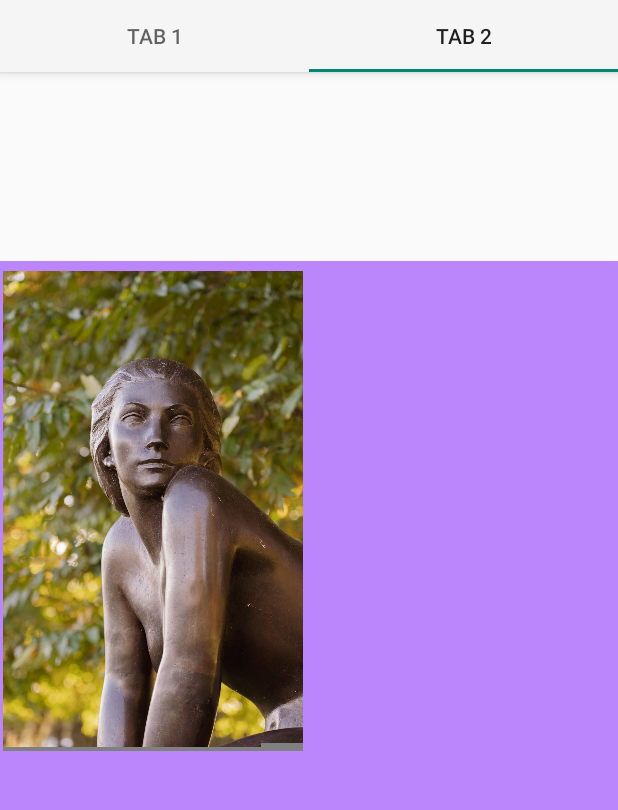
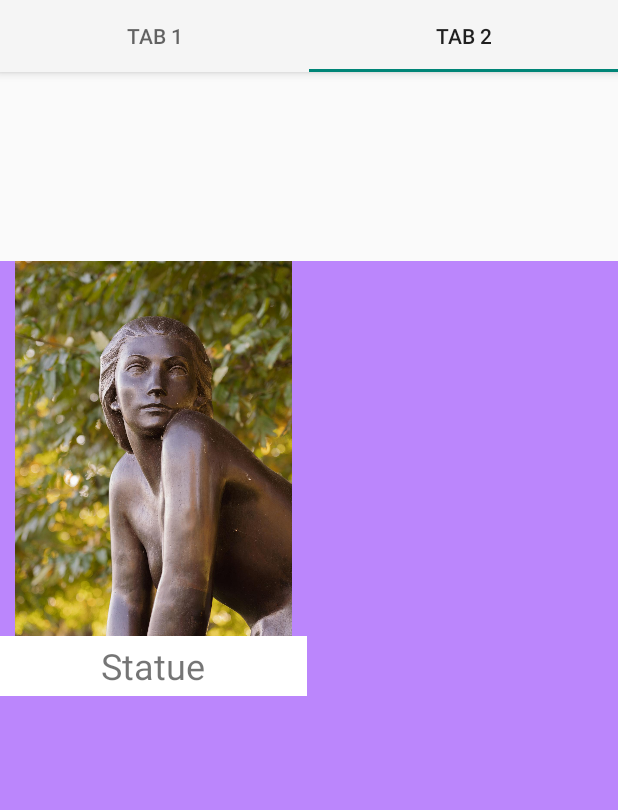
Before and after one commit to 4pfc09/DemoApp, an Android app: the BuiltInTabbedActivity screen opened directly, with no data from a screen before it, tab 2 chosen, on a phone screen of 412 x 824 dp, the part 89-899 px from its top. Run offline under Robolectric (Android 15) with nearby library versions, the light colour scheme and no system bars; 1 statement that could not run was skipped.

Commit message:
++Login no es consistente con Firebase y no se consigue a la primera: Mensaje "I/BiChannelGoogleApi: [FirebaseAuth: ] getGoogleApiForMethod() returned Gms: com.google .firebase.auth.api.internal.zzaq@2c2b997"
++Uso de fragment_id_grid.xml con LayoutInflater a través de ContentAdapter

```diff
--- a/app/src/main/java/com/example/demoapp/BuiltInTabbedActivity.java
+++ b/app/src/main/java/com/example/demoapp/BuiltInTabbedActivity.java
@@ -1,20 +1,17 @@
 package com.example.demoapp;
 
 import android.os.Bundle;
+import android.util.Log;
 
-import com.google.android.material.floatingactionbutton.FloatingActionButton;
-import com.google.android.material.snackbar.Snackbar;
+
+import androidx.annotation.NonNull;
+import androidx.appcompat.app.AppCompatActivity;
+import androidx.viewpager.widget.ViewPager;
+
+import com.example.demoapp.databinding.ActivityBuiltInTabbedBinding;
+import com.example.demoapp.ui.main.SectionsPagerAdapter;
+
 import com.google.android.material.tabs.TabLayout;
-
-import androidx.viewpager.widget.ViewPager;
-import androidx.appcompat.app.AppCompatActivity;
-
-import android.view.Menu;
-import android.view.MenuItem;
-import android.view.View;
-
-import com.example.demoapp.ui.main.SectionsPagerAdapter;
-import com.example.demoapp.databinding.ActivityBuiltInTabbedBinding;
 
 public class BuiltInTabbedActivity extends AppCompatActivity {
 
@@ -32,13 +29,17 @@ public class BuiltInTabbedActivity extends AppCompatActivity {
         viewPager.setAdapter(sectionsPagerAdapter);
         TabLayout tabs = binding.tabs;
         tabs.setupWithViewPager(viewPager);
-        FloatingActionButton fab = binding.fab;
 
-        fab.setOnClickListener(new View.OnClickListener() {
+        //++
+
+        tabs.addOnTabSelectedListener(new TabLayout.ViewPagerOnTabSelectedListener(viewPager) {
             @Override
-            public void onClick(View view) {
-                Snackbar.make(view, "Replace with your own action", Snackbar.LENGTH_LONG)
-                        .setAction("Action", null).show();
+            public void onTabSelected(@NonNull TabLayout.Tab tab) {
+                super.onTabSelected(tab);
+                Log.println(Log.DEBUG, "tabSelected", "El index es: " + tab.getId() + " " + tab.getText());
+                //tab.tetText() resulta en el texto establecido en resources strings
+
+
             }
         });
     }
--- a/app/src/main/java/com/example/demoapp/adapters/ContentAdapter.java
+++ b/app/src/main/java/com/example/demoapp/adapters/ContentAdapter.java
@@ -1,13 +1,13 @@
 package com.example.demoapp.adapters;
 
 import android.content.Context;
+import android.view.LayoutInflater;
 import android.view.View;
 import android.view.ViewGroup;
 import android.widget.BaseAdapter;
-import android.widget.GridLayout;
-import android.widget.GridView;
 import android.widget.ImageView;
-
+import android.widget.LinearLayout;
+import android.widget.TextView;
 import com.example.demoapp.R;
 import com.example.demoapp.model.Content;
 import com.example.demoapp.services.ContentsService;
@@ -20,6 +20,8 @@ public class ContentAdapter extends BaseAdapter {
     List<Content> contentList;
     private Context context;
     private int cabinaId;
+    //++
+    private LayoutInflater layoutInflater;
 
 
     public ContentAdapter(){
@@ -29,8 +31,9 @@ public class ContentAdapter extends BaseAdapter {
         contentsService = new ContentsService();
         this.context = context;
         this.cabinaId= cabinaId;
+        this.layoutInflater = LayoutInflater.from(context);
 
-        contentList = contentsService.getContentsById(cabinaId);
+        contentList = contentsService.getContentsById(this.cabinaId);
     }
 
     @Override
@@ -50,12 +53,16 @@ public class ContentAdapter extends BaseAdapter {
 
     @Override
     public View getView(int position, View view, ViewGroup viewGroup) {
-        ImageView imgview = new ImageView(this.context);
-        imgview.setLayoutParams(new GridView.LayoutParams(300, 500));
-        imgview.setScaleType(ImageView.ScaleType.CENTER_CROP);
-        imgview.setPadding(10,10,10, 10);
-        imgview.setImageResource(
+
+        view = layoutInflater.inflate(R.layout.fragment_item_grid, null);
+       LinearLayout itemGridHolderLayout = view.findViewById(R.id.itemGridHolderLayout);
+       ImageView imgview = view.findViewById(R.id.imgViewItemGrid);
+             imgview.setImageResource(
                 contentList.get(position).getResourceInt());
-        return imgview;
+        TextView textViewCaption = view.findViewById(R.id.textViewCaption);
+        textViewCaption.setText(contentList.get(position).getCaption());
+        return itemGridHolderLayout;
     }
+
+
 }
--- a/app/src/main/java/com/example/demoapp/services/ContentsService.java
+++ b/app/src/main/java/com/example/demoapp/services/ContentsService.java
@@ -24,7 +24,7 @@ public class ContentsService implements IContentsService {
 
         switch (cabinaId) {
             case 1:
-                this.contents.add(new Content(1L, "China", R.drawable.china));
+                this.contents.add(new Content(1L, "China long message caption", R.drawable.china));
                 this.contents.add(new Content(2L, "Dog", R.drawable.dog));
                 this.contents.add(new Content(3L, "MonaLisa", R.drawable.monalisa));
                 this.contents.add(new Content(4L, "The Thinker", R.drawable.the_thinker));
--- a/app/src/main/res/layout/activity_login.xml
+++ b/app/src/main/res/layout/activity_login.xml
@@ -38,6 +38,7 @@ tools:context=".LoginActivity">
 
     <EditText
         android:id="@+id/password"
+
         android:layout_width="0dp"
         android:layout_height="wrap_content"
         android:layout_marginTop="12dp"
--- /dev/null
+++ b/app/src/main/res/layout/fragment_item_grid.xml
@@ -0,0 +1,40 @@
+<?xml version="1.0" encoding="utf-8"?>
+<LinearLayout xmlns:android="http://schemas.android.com/apk/res/android"
+    xmlns:app="http://schemas.android.com/apk/res-auto"
+    android:layout_width="match_parent"
+    android:layout_height="match_parent"
+    android:id="@+id/itemGridHolderLayout"
+    android:orientation="vertical">
+
+<!--    tools:context=".ui.main.ItemGridFragment-->
+
+        <ImageView
+            android:id="@+id/imgViewItemGrid"
+            android:layout_width="match_parent"
+            android:layout_height="250dp"
+            android:padding="10dp"
+            android:scaleType="centerCrop"
+           android:layout_weight="9"
+
+
+
+
+            app:srcCompat="@drawable/china"/>
+
+    <TextView
+        android:id="@+id/textViewCaption"
+        android:layout_width="match_parent"
+        android:layout_height="40dp"
+        android:layout_marginBottom="24dp"
+        android:layout_weight="1"
+        android:background="@color/white"
+        android:maxLines="1"
+
+
+        android:ellipsize="end"
+        android:gravity="center_horizontal|center_vertical"
+        android:text="@string/hello_blank_fragment"
+        android:textSize="24sp" />
+
+
+</LinearLayout>
--- a/app/src/main/res/values/strings.xml
+++ b/app/src/main/res/values/strings.xml
@@ -22,7 +22,7 @@
     <string name="action_sign_in_short">Sign in</string>
     <string name="welcome">"Welcome !"</string>
     <string name="invalid_username">Not a valid username</string>
-    <string name="invalid_password">Password must be >5 characters</string>
+    <string name="invalid_password">Insert non empty password</string>
     <string name="register_failed">"Register failed"</string>
     <string name="authentication_failed">"Authentication failed"</string>
     <string name="hello_blank_fragment">I\'m a blank fragment</string>
```
